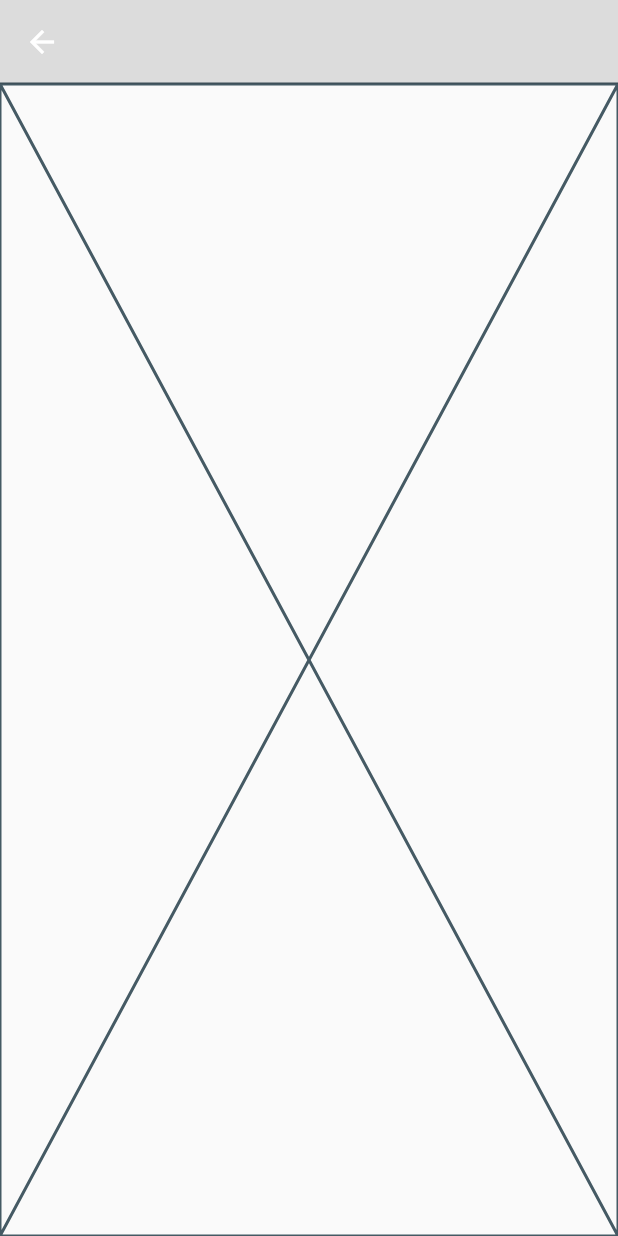
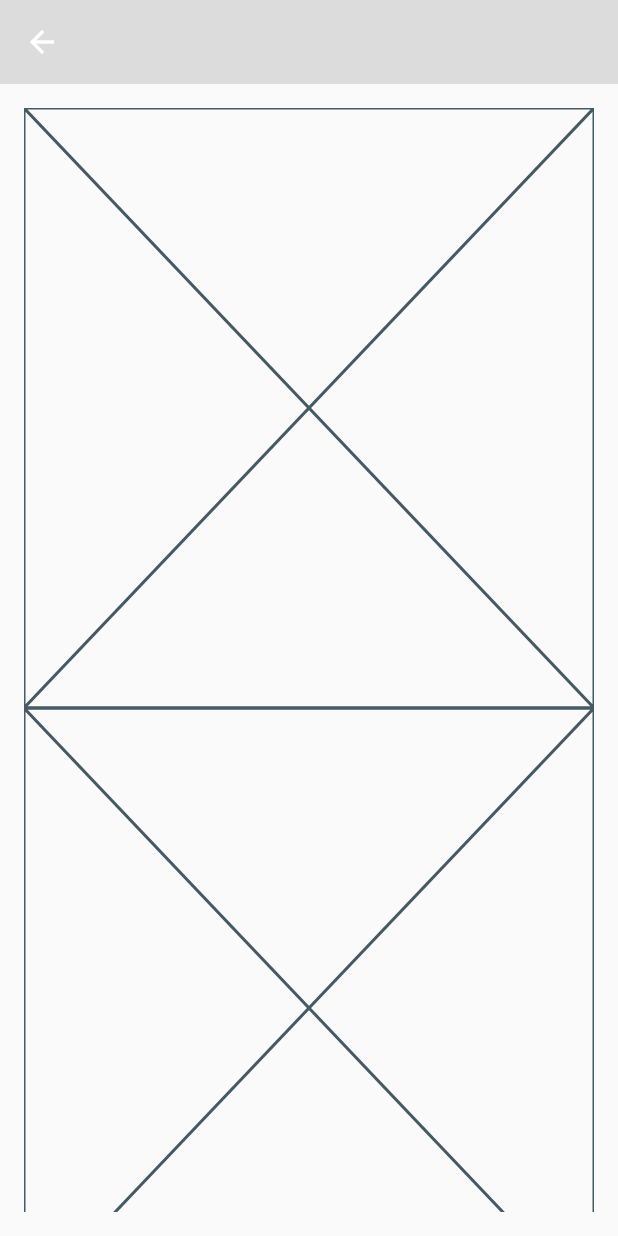
Before and after one commit to codingspecialist/flutter-blog-riverpod-2023-last, a Flutter app: the PostDetailPage screen opened directly, on a phone screen of 412 x 824 dp. Run offline on Flutter 3.47's test engine with Material 2 defaults, Android fonts, the phone set to English and light mode, and no system bars; our stand-ins replace flutter_riverpod, flutter_svg, validators.

Commit message:
게시물 상세 페이지 바디 구조화

```diff
--- a/lib/views/pages/post/detail_page/components/post_detail_body.dart
+++ b/lib/views/pages/post/detail_page/components/post_detail_body.dart
@@ -1,10 +1,24 @@
 import 'package:flutter/material.dart';
+import 'package:flutter_blog_2/views/pages/post/detail_page/components/post_detail_buttons.dart';
+import 'package:flutter_blog_2/views/pages/post/detail_page/components/post_detail_content.dart';
+import 'package:flutter_blog_2/views/pages/post/detail_page/components/post_detail_profile.dart';
+import 'package:flutter_blog_2/views/pages/post/detail_page/components/post_detail_title.dart';
 
 class PostDetailBody extends StatelessWidget {
   const PostDetailBody({Key? key}) : super(key: key);
 
   @override
   Widget build(BuildContext context) {
-    return const Placeholder();
+    return Padding(
+      padding: const EdgeInsets.all(16.0),
+      child: ListView(
+        children: [
+          PostDetailTitle(),
+          PostDetailProfile(),
+          PostDetailButtons(),
+          PostDetailContent(),
+        ],
+      ),
+    );
   }
 }
```
